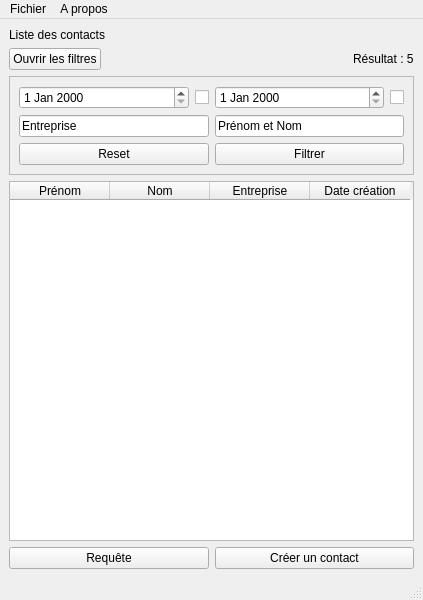
Above: cdaa/ui/mainwindow.ui from Zoreph22/contact-manager before the change. Below: the same form after it.
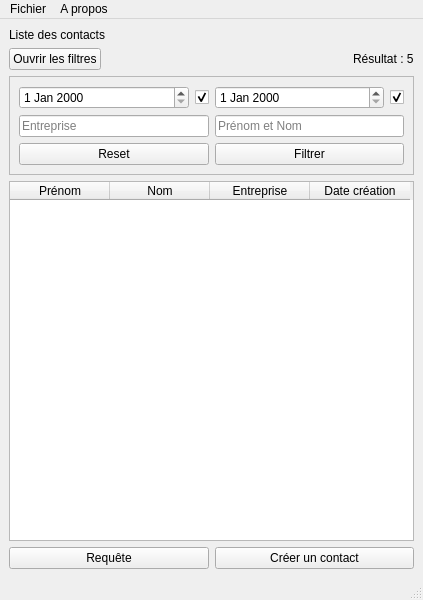
That is the form after the change.

Patch:
```diff
--- a/cdaa/ui/mainwindow.ui
+++ b/cdaa/ui/mainwindow.ui
@@ -2,6 +2,9 @@
 <ui version="4.0">
  <class>MainWindow</class>
  <widget class="QMainWindow" name="MainWindow">
+  <property name="enabled">
+   <bool>true</bool>
+  </property>
   <property name="geometry">
    <rect>
     <x>0</x>
@@ -82,6 +85,9 @@
                <property name="text">
                 <string/>
                </property>
+               <property name="checked">
+                <bool>true</bool>
+               </property>
               </widget>
              </item>
              <item>
@@ -98,6 +104,9 @@
                <property name="text">
                 <string/>
                </property>
+               <property name="checked">
+                <bool>true</bool>
+               </property>
               </widget>
              </item>
             </layout>
@@ -107,6 +116,9 @@
              <item>
               <widget class="QLineEdit" name="lineEditFilter1">
                <property name="text">
+                <string/>
+               </property>
+               <property name="placeholderText">
                 <string>Entreprise</string>
                </property>
               </widget>
@@ -114,6 +126,9 @@
              <item>
               <widget class="QLineEdit" name="lineEditFilter2">
                <property name="text">
+                <string/>
+               </property>
+               <property name="placeholderText">
                 <string>Prénom et Nom</string>
                </property>
               </widget>
```
Left out of the diff: 35 changed lines with no effect on the pictures.
